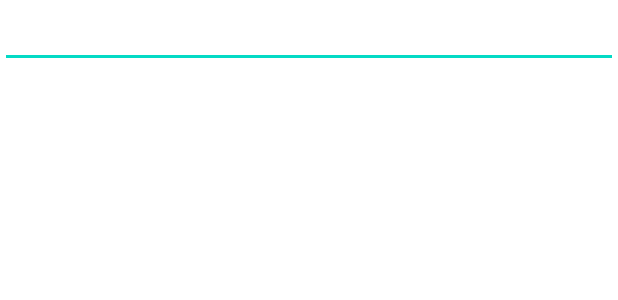
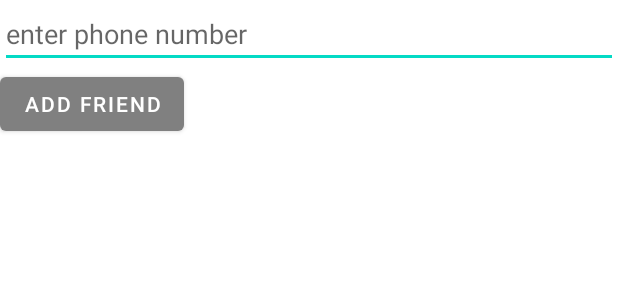
Before and after one commit to abhinavshuklaa/Splitwise_Project, an Android app: the layout activity_choose__contact_.xml on its own in the app's theme, with its tools: preview values and no code run, on a phone screen of 412 x 824 dp. Shown: the top 300 px of the screen. Run offline under Robolectric (Android 15) with nearby library versions, the phone set to English and light mode, and no system bars.

Commit message:
new Pull

```diff
--- a/Splitwise/app/src/main/res/layout/activity_choose__contact_.xml
+++ b/Splitwise/app/src/main/res/layout/activity_choose__contact_.xml
@@ -11,5 +11,13 @@
     <EditText
         android:layout_width="match_parent"
         android:layout_height="wrap_content"
+        android:id="@+id/etEnteredPhoneNo"
+        android:hint="enter phone number"
+
         />
+    <Button
+        android:layout_width="wrap_content"
+        android:layout_height="wrap_content"
+        android:id="@+id/btnAddThisFriend"
+        android:text="add friend"/>
 </LinearLayout>
```
Also changed, not shown: Splitwise/app/src/main/AndroidManifest.xml (+6 -1 lines), Splitwise/app/src/main/java/com/example/splitwise/Choose_Contact_Activity.kt (+58 -0 lines), Splitwise/app/src/main/java/com/example/splitwise/Friends_Fragment.kt (+12 -0 lines).
